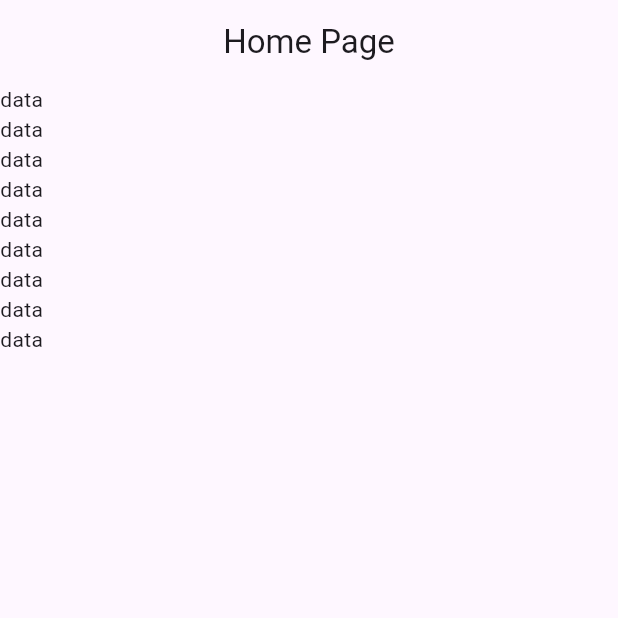
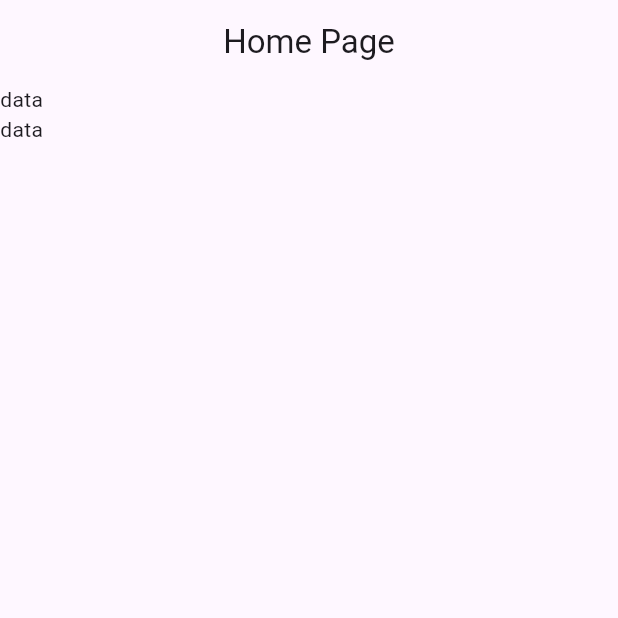
Before and after one commit to fahimshahariar09/medical_store, a Flutter app: the screen it shows after launch, on a phone screen of 412 x 824 dp, the top half of it. Run offline on Flutter 3.47's test engine with Material 3 defaults, Android fonts, the phone set to English and light mode, and no system bars.

Commit message:
first commit

```diff
--- a/lib/view/screen/home_page.dart
+++ b/lib/view/screen/home_page.dart
@@ -14,13 +14,7 @@ class HomePage extends StatelessWidget {
         children: [
 Text("data"),
 Text("data"),
-Text("data"),
-Text("data"),
-Text("data"),
-Text("data"),
-Text("data"),
-Text("data"),
-Text("data"),
+
 
         ],
       ),
```
